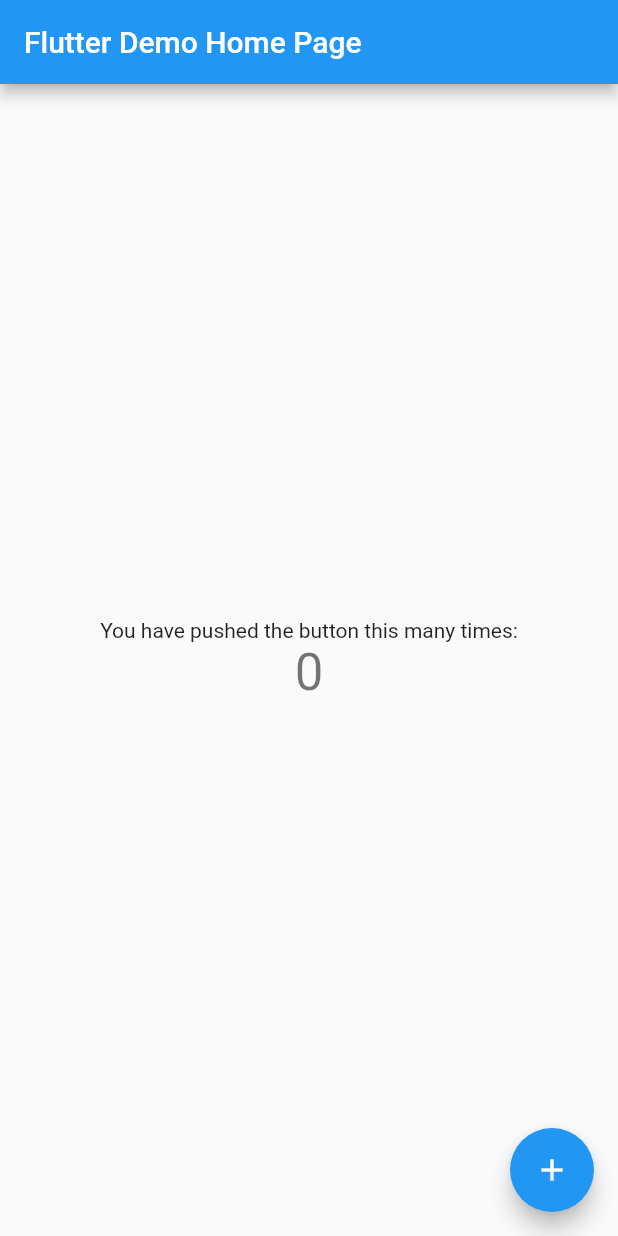
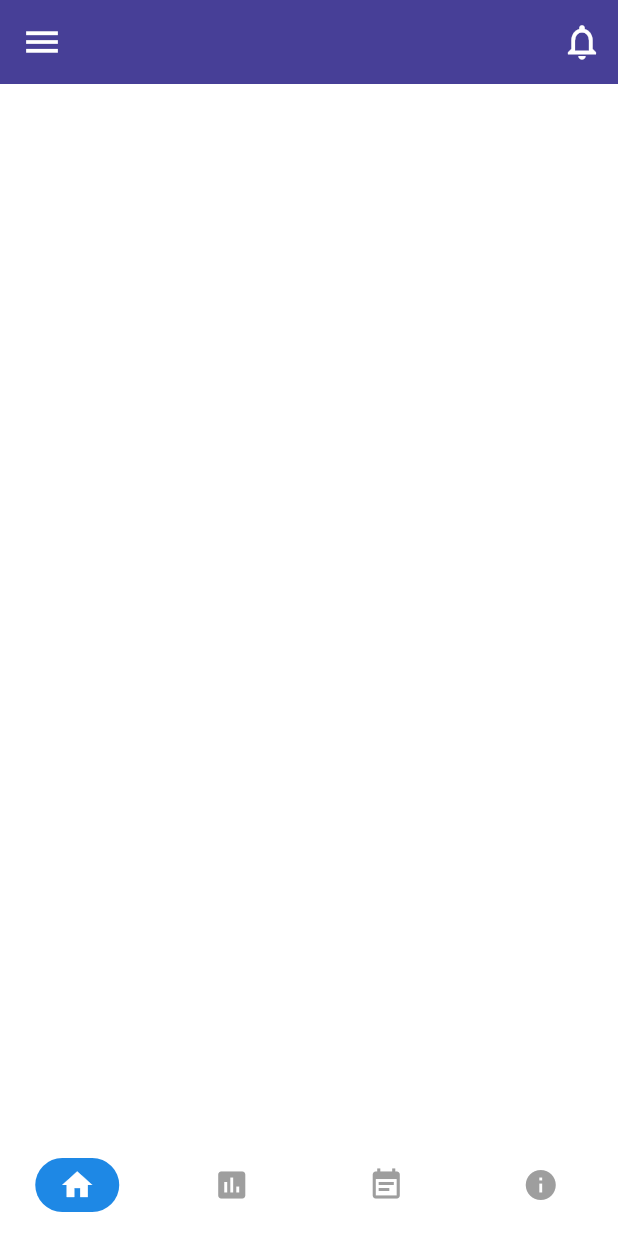
Before and after one commit to Yusuke-Suzuki-11/covid19_supporter, a Flutter app: the screen it shows after launch, on a phone screen of 412 x 824 dp. Run offline on Flutter 3.47's test engine with Material 2 defaults, Android fonts, the phone set to English and light mode, and no system bars; our stand-ins replace flutter_riverpod.

Commit message:
画面下地準備

```diff
--- a/lib/main.dart
+++ b/lib/main.dart
@@ -1,7 +1,13 @@
+import 'package:covid19_supporter/screens/bottom_nav_screen.dart';
 import 'package:flutter/material.dart';
+import 'package:flutter_riverpod/flutter_riverpod.dart';
 
 void main() {
-  runApp(const MyApp());
+  runApp(
+    ProviderScope(
+      child: MyApp()
+    )
+  );
 }
 
 class MyApp extends StatelessWidget {
@@ -11,105 +17,13 @@ class MyApp extends StatelessWidget {
   @override
   Widget build(BuildContext context) {
     return MaterialApp(
-      title: 'Flutter Demo',
+      debugShowCheckedModeBanner: false,
       theme: ThemeData(
-        // This is the theme of your application.
-        //
-        // Try running your application with "flutter run". You'll see the
-        // application has a blue toolbar. Then, without quitting the app, try
-        // changing the primarySwatch below to Colors.green and then invoke
-        // "hot reload" (press "r" in the console where you ran "flutter run",
-        // or simply save your changes to "hot reload" in a Flutter IDE).
-        // Notice that the counter didn't reset back to zero; the application
-        // is not restarted.
         primarySwatch: Colors.blue,
+        scaffoldBackgroundColor: Colors.white,
+        visualDensity: VisualDensity.adaptivePlatformDensity
       ),
-      home: const MyHomePage(title: 'Flutter Demo Home Page'),
+      home: BottomNavScreen()
     );
   }
 }
-
-class MyHomePage extends StatefulWidget {
-  const MyHomePage({Key? key, required this.title}) : super(key: key);
-
-  // This widget is the home page of your application. It is stateful, meaning
-  // that it has a State object (defined below) that contains fields that affect
-  // how it looks.
-
-  // This class is the configuration for the state. It holds the values (in this
-  // case the title) provided by the parent (in this case the App widget) and
-  // used by the build method of the State. Fields in a Widget subclass are
-  // always marked "final".
-
-  final String title;
-
-  @override
-  State<MyHomePage> createState() => _MyHomePageState();
-}
-
-class _MyHomePageState extends State<MyHomePage> {
-  int _counter = 0;
-
-  void _incrementCounter() {
-    setState(() {
-      // This call to setState tells the Flutter framework that something has
-      // changed in this State, which causes it to rerun the build method below
-      // so that the display can reflect the updated values. If we changed
-      // _counter without calling setState(), then the build method would not be
-      // called again, and so nothing would appear to happen.
-      _counter++;
-    });
-  }
-
-  @override
-  Widget build(BuildContext context) {
-    // This method is rerun every time setState is called, for instance as done
-    // by the _incrementCounter method above.
-    //
-    // The Flutter framework has been optimized to make rerunning build methods
-    // fast, so that you can just rebuild anything that needs updating rather
-    // than having to individually change instances of widgets.
-    return Scaffold(
-      appBar: AppBar(
-        // Here we take the value from the MyHomePage object that was created by
-        // the App.build method, and use it to set our appbar title.
-        title: Text(widget.title),
-      ),
-      body: Center(
-        // Center is a layout widget. It takes a single child and positions it
-        // in the middle of the parent.
-        child: Column(
-          // Column is also a layout widget. It takes a list of children and
-          // arranges them vertically. By default, it sizes itself to fit its
-          // children horizontally, and tries to be as tall as its parent.
-          //
-          // Invoke "debug painting" (press "p" in the console, choose the
-          // "Toggle Debug Paint" action from the Flutter Inspector in Android
-          // Studio, or the "Toggle Debug Paint" command in Visual Studio Code)
-          // to see the wireframe for each widget.
-          //
-          // Column has various properties to control how it sizes itself and
-          // how it positions its children. Here we use mainAxisAlignment to
-          // center the children vertically; the main axis here is the vertical
-          // axis because Columns are vertical (the cross axis would be
-          // horizontal).
-          mainAxisAlignment: MainAxisAlignment.center,
-          children: <Widget>[
-            const Text(
-              'You have pushed the button this many times:',
-            ),
-            Text(
-              '$_counter',
-              style: Theme.of(context).textTheme.headline4,
-            ),
-          ],
-        ),
-      ),
-      floatingActionButton: FloatingActionButton(
-        onPressed: _incrementCounter,
-        tooltip: 'Increment',
-        child: const Icon(Icons.add),
-      ), // This trailing comma makes auto-formatting nicer for build methods.
-    );
-  }
-}
--- /dev/null
+++ b/lib/screens/bottom_nav_screen.dart
@@ -0,0 +1,61 @@
+import 'package:covid19_supporter/screens/home_screen.dart';
+import 'package:covid19_supporter/screens/status_screen.dart';
+import 'package:flutter/material.dart';
+import 'package:flutter_riverpod/flutter_riverpod.dart';
+import 'package:covid19_supporter/screens/screens.dart';
+
+final StateProvider currentIndexProvider = StateProvider((ref){
+  return 0;
+});
+
+class BottomNavScreen extends ConsumerWidget{
+  final List _screens = [
+    HomeScreen(),
+    StatusScreen(),
+    Scaffold(),
+    Scaffold(),
+    Scaffold(),
+  ];
+
+
+  @override
+  Widget build(BuildContext context, ScopedReader watch) {
+    return Scaffold(
+    body: _screens[watch(currentIndexProvider).state],
+      bottomNavigationBar: BottomNavigationBar(
+        currentIndex: context.read(currentIndexProvider).state,
+        onTap: (index) => watch(currentIndexProvider).state = index,
+        type: BottomNavigationBarType.fixed,
+        backgroundColor: Colors.white,
+        showSelectedLabels: false,
+        showUnselectedLabels: false,
+        selectedItemColor: Colors.white,
+        unselectedItemColor: Colors.grey,
+        elevation: 0.0,
+        items: [Icons.home, Icons.insert_chart, Icons.event_note, Icons.info]
+            .asMap()
+            .map((key, value) => MapEntry(
+                  key,
+                  BottomNavigationBarItem(
+                    title: Text(''),
+                    icon: Container(
+                      padding: const EdgeInsets.symmetric(
+                        vertical: 6.0,
+                        horizontal: 16.0,
+                      ),
+                      decoration: BoxDecoration(
+                        color: context.read(currentIndexProvider).state == key
+                            ? Colors.blue[600]
+                            : Colors.transparent,
+                        borderRadius: BorderRadius.circular(20.0),
+                      ),
+                      child: Icon(value),
+                    ),
+                  ),
+                ))
+            .values
+            .toList(),
+      ),
+    );
+  }
+}
--- /dev/null
+++ b/lib/screens/home_screen.dart
@@ -0,0 +1,12 @@
+import 'package:covid19_supporter/widgets/custom_app_bar.dart';
+import 'package:flutter/material.dart';
+import 'package:flutter_riverpod/flutter_riverpod.dart';
+
+class HomeScreen extends ConsumerWidget{
+  @override
+  Widget build(BuildContext context, ScopedReader watch) {
+    return Scaffold(
+      appBar: CustomAppBar(),
+    );
+  }
+}
--- /dev/null
+++ b/lib/screens/status_screen.dart
@@ -0,0 +1,9 @@
+import 'package:flutter/material.dart';
+import 'package:flutter_riverpod/flutter_riverpod.dart';
+
+class StatusScreen extends ConsumerWidget{
+  @override
+  Widget build(BuildContext context, ScopedReader watch) {
+    return Scaffold();
+  }
+}
--- /dev/null
+++ b/lib/widgets/custom_app_bar.dart
@@ -0,0 +1,30 @@
+import 'package:covid19_supporter/config/palette.dart';
+import 'package:flutter/material.dart';
+import 'package:flutter_riverpod/flutter_riverpod.dart';
+
+class CustomAppBar extends ConsumerWidget with PreferredSizeWidget{
+  @override
+  Widget build(BuildContext context, ScopedReader watch) {
+    return AppBar(
+      backgroundColor: Palette.primaryColor,
+      elevation: 0,
+      leading: IconButton(
+        icon: const Icon(Icons.menu),
+        iconSize: 28,
+        onPressed: (){
+        },
+      ),
+      actions: <Widget>[
+        IconButton(
+          icon: const Icon(Icons.notifications_none),
+          iconSize: 28,
+          onPressed: (){
+          },
+        ),
+      ],
+    );
+  }
+
+  @override
+  Size get preferredSize => Size.fromHeight(kToolbarHeight);
+}
--- a/pubspec.yaml
+++ b/pubspec.yaml
@@ -14,6 +14,7 @@ dependencies:
   cupertino_icons: ^1.0.2
   bubble_tab_indicator: ^0.1.6
   fl_chart: ^0.40.0
+  flutter_riverpod: ^0.14.0+3
 
 dev_dependencies:
   flutter_test:
```
Also changed, not shown: lib/screens/screens.dart (added), lib/widgets/widgets.dart (added), pubspec.lock.
